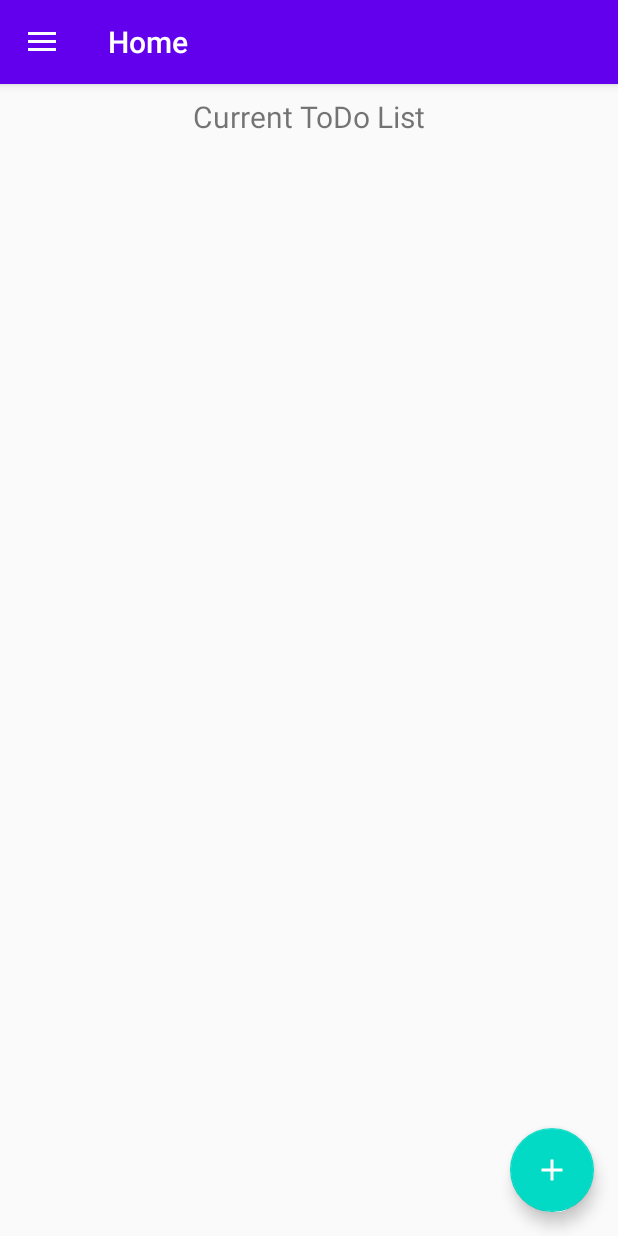
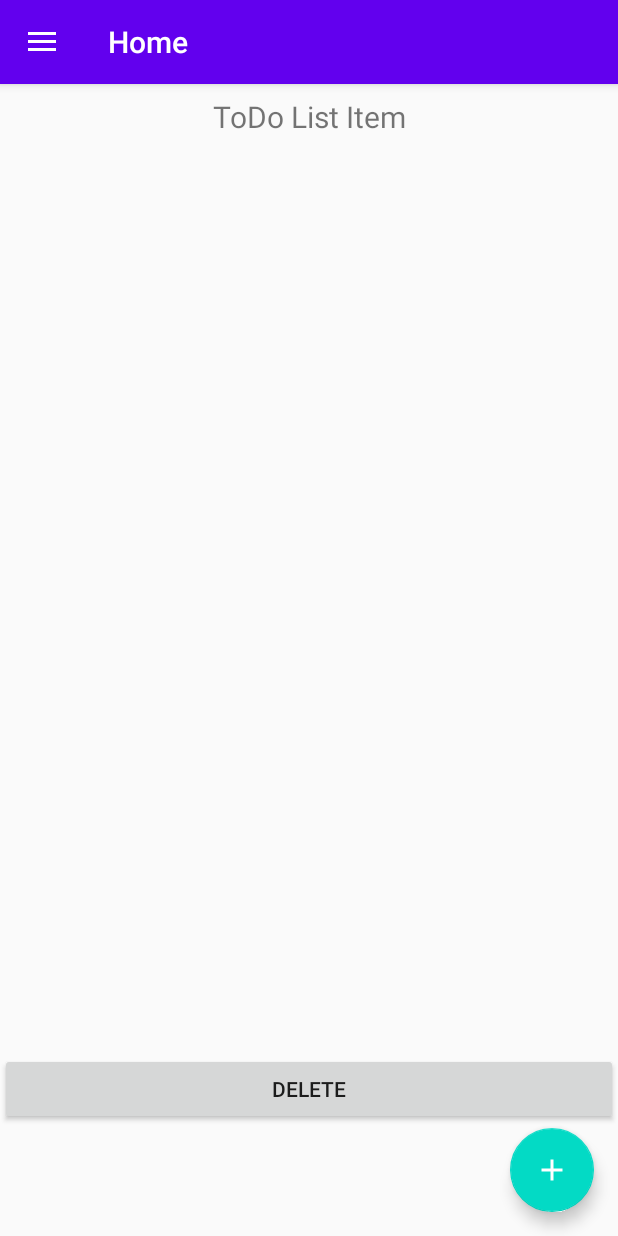
Before and after one commit to muhammadmujir/toDoApp, an Android app: the screen it shows after launch (MainActivity), on a phone screen of 412 x 824 dp. Run offline under Robolectric (Android 15) with nearby library versions, the phone set to English and light mode, and no system bars; our stand-ins replace navigation-ui.

Commit message:
setting layout

```diff
--- a/app/src/main/AndroidManifest.xml
+++ b/app/src/main/AndroidManifest.xml
@@ -9,6 +9,7 @@
         android:roundIcon="@mipmap/ic_launcher_round"
         android:supportsRtl="true"
         android:theme="@style/AppTheme">
+        <activity android:name=".EditItemActivity"></activity>
         <activity
             android:name=".AddItemActivity"
             android:parentActivityName=".MainActivity">
--- a/app/src/main/java/com/example/todoapp/ui/home/HomeViewModel.java
+++ b/app/src/main/java/com/example/todoapp/ui/home/HomeViewModel.java
@@ -10,7 +10,7 @@ public class HomeViewModel extends ViewModel {
 
     public HomeViewModel() {
         mText = new MutableLiveData<>();
-        mText.setValue("Current ToDo List");
+        mText.setValue("ToDo List Item");
     }
 
     public LiveData<String> getText() {
--- a/app/src/main/res/layout/fragment_home.xml
+++ b/app/src/main/res/layout/fragment_home.xml
@@ -1,9 +1,47 @@
 <?xml version="1.0" encoding="utf-8"?>
-<!--<androidx.constraintlayout.widget.ConstraintLayout xmlns:android="http://schemas.android.com/apk/res/android"
+<androidx.constraintlayout.widget.ConstraintLayout xmlns:android="http://schemas.android.com/apk/res/android"
     xmlns:app="http://schemas.android.com/apk/res-auto"
     xmlns:tools="http://schemas.android.com/tools"
     android:layout_width="match_parent"
     android:layout_height="match_parent"
+    tools:context=".ui.home.HomeFragment">
+
+    <LinearLayout
+    android:layout_width="match_parent"
+    android:layout_height="match_parent"
+    android:orientation="vertical">
+        <TextView
+            android:id="@+id/text_home"
+            android:layout_width="match_parent"
+            android:layout_height="wrap_content"
+            android:layout_marginStart="8dp"
+            android:layout_marginTop="8dp"
+            android:layout_marginEnd="8dp"
+            android:textAlignment="center"
+            android:textSize="20sp" />
+
+        <ListView
+            android:id="@+id/item_list"
+            android:layout_width="match_parent"
+            android:layout_height="563dp"
+            android:layout_marginTop="35dp"
+            android:layout_marginBottom="12dp" />
+
+        <Button
+            android:id="@+id/delete_btn"
+            android:layout_width="match_parent"
+            android:layout_height="wrap_content"
+            android:text="Delete" />
+    </LinearLayout>
+
+</androidx.constraintlayout.widget.ConstraintLayout>
+<!--<LinearLayout
+    xmlns:android="http://schemas.android.com/apk/res/android"
+    xmlns:andorid="http://schemas.android.com/apk/res-auto"
+    xmlns:tools="http://schemas.android.com/tools"
+    android:layout_width="match_parent"
+    android:layout_height="match_parent"
+    android:orientation="vertical"
     tools:context=".ui.home.HomeFragment">
 
     <TextView
@@ -14,36 +52,19 @@
         android:layout_marginTop="8dp"
         android:layout_marginEnd="8dp"
         android:textAlignment="center"
-        android:textSize="20sp"
-        app:layout_constraintBottom_toBottomOf="parent"
-        app:layout_constraintEnd_toEndOf="parent"
-        app:layout_constraintStart_toStartOf="parent"
-        app:layout_constraintTop_toTopOf="parent" />
-</androidx.constraintlayout.widget.ConstraintLayout>-->
-<LinearLayout
-    xmlns:android="http://schemas.android.com/apk/res/android"
-    xmlns:andorid="http://schemas.android.com/apk/res-auto"
-    xmlns:tools="http://schemas.android.com/tools"
-    android:layout_width="match_parent"
-    android:layout_height="match_parent"
-    android:orientation="vertical"
-    tools:context=".MainActivity">
-
-    <TextView
-        android:id="@+id/text_home"
-        android:layout_width="match_parent"
-        android:layout_height="wrap_content"
-        android:layout_marginStart="8dp"
-        android:layout_marginTop="8dp"
-        android:layout_marginEnd="8dp"
-        android:textAlignment="center"
-        android:textSize="20sp"
-        />
+        android:textSize="35sp" />
 
     <ListView
         android:id="@+id/item_list"
         android:layout_width="match_parent"
+        android:layout_height="563dp"
+        android:layout_marginTop="35dp"
+        android:layout_marginBottom="12dp" />
+
+    <Button
+        android:id="@+id/delete_btn"
+        android:layout_width="match_parent"
         android:layout_height="wrap_content"
-        android:layout_marginBottom="12dp"/>
+        android:text="Delete" />
 
-</LinearLayout>
+</LinearLayout>-->
--- a/app/src/main/res/menu/activity_main_drawer.xml
+++ b/app/src/main/res/menu/activity_main_drawer.xml
@@ -23,7 +23,7 @@
             android:icon="@drawable/ic_menu_camera"
             android:title="@string/menu_home" />
         <item
-            android:id="@+id/nav_home"
+            android:id="@+id/nav_setting"
             android:icon="@drawable/ic_setting"
             android:title="@string/menu_setting" />
     </group>
```
Also changed, not shown: app/src/main/java/com/example/todoapp/EditItemActivity.java (added, +14 -0 lines), app/src/main/java/com/example/todoapp/MainActivity.java (+9 -0 lines), app/src/main/res/layout/activity_edit_item.xml (added, +69 -0 lines), app/src/main/res/layout/list_item.xml (added, +36 -0 lines).
